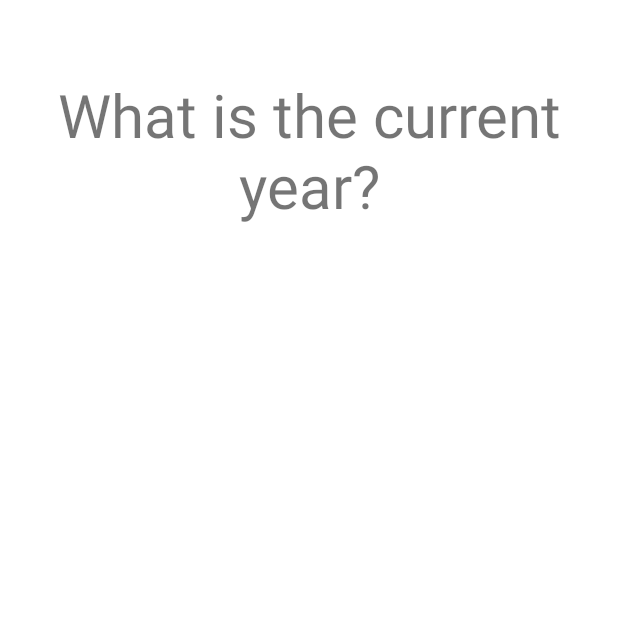
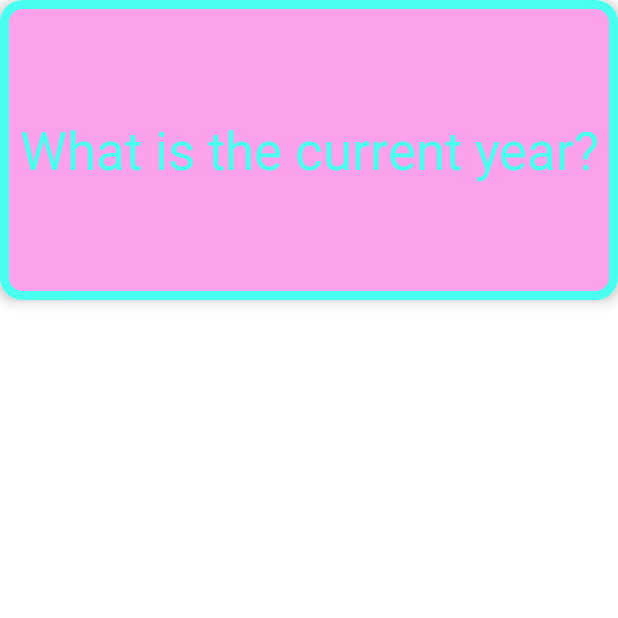
Before and after one commit to steventan7/Flashcard, an Android app: the MainActivity screen opened directly, with no data from a screen before it, on a phone screen of 412 x 824 dp, the top half of it. Run offline under Robolectric (Android 15) with nearby library versions, the phone set to English and light mode, and no system bars.

Commit message:
Add files

```diff
--- a/app/src/main/java/com/example/flashcard/MainActivity.java
+++ b/app/src/main/java/com/example/flashcard/MainActivity.java
@@ -22,5 +22,12 @@
                 answer.setVisibility(View.VISIBLE);
             }
         });
+        answer.setOnClickListener(new View.OnClickListener() {
+            @Override
+            public void onClick(View v) {
+                question.setVisibility(View.VISIBLE);
+                answer.setVisibility(View.INVISIBLE);
+            }
+        });
     }
 }
--- /dev/null
+++ b/app/src/main/res/drawable/card_background.xml
@@ -0,0 +1,7 @@
+<?xml version="1.0" encoding="utf-8"?>
+<shape xmlns:android="http://schemas.android.com/apk/res/android"
+    android:shape="rectangle">
+    <corners android:radius="12dp" />
+    <stroke android:color="#fca2ed" android:width="6dp" />
+    <solid android:color="#49fff0" />
+</shape>
--- /dev/null
+++ b/app/src/main/res/drawable/card_background2.xml
@@ -0,0 +1,7 @@
+<?xml version="1.0" encoding="utf-8"?>
+<shape xmlns:android="http://schemas.android.com/apk/res/android"
+    android:shape="rectangle">
+    <corners android:radius="12dp" />
+    <stroke android:color="#49fff0" android:width="6dp" />
+    <solid android:color="#fca2ed" />
+</shape>
--- a/app/src/main/res/layout/activity_main.xml
+++ b/app/src/main/res/layout/activity_main.xml
@@ -11,7 +11,10 @@
         android:layout_width="match_parent"
         android:layout_height="200dp"
         android:gravity="center"
-        android:textSize="40sp"
+        android:textSize="35sp"
+        android:background="@drawable/card_background2"
+        android:textColor="#49fff0"
+        android:elevation="5dp"
         android:text="What is the current year?"/>
 
     <TextView
@@ -21,5 +24,8 @@
         android:gravity="center"
         android:text="2022"
         android:visibility="invisible"
-        android:textSize="40sp" />
+        android:background="@drawable/card_background"
+        android:textColor="#fca2ed"
+        android:elevation="5dp"
+        android:textSize="35sp" />
 </RelativeLayout>
```
